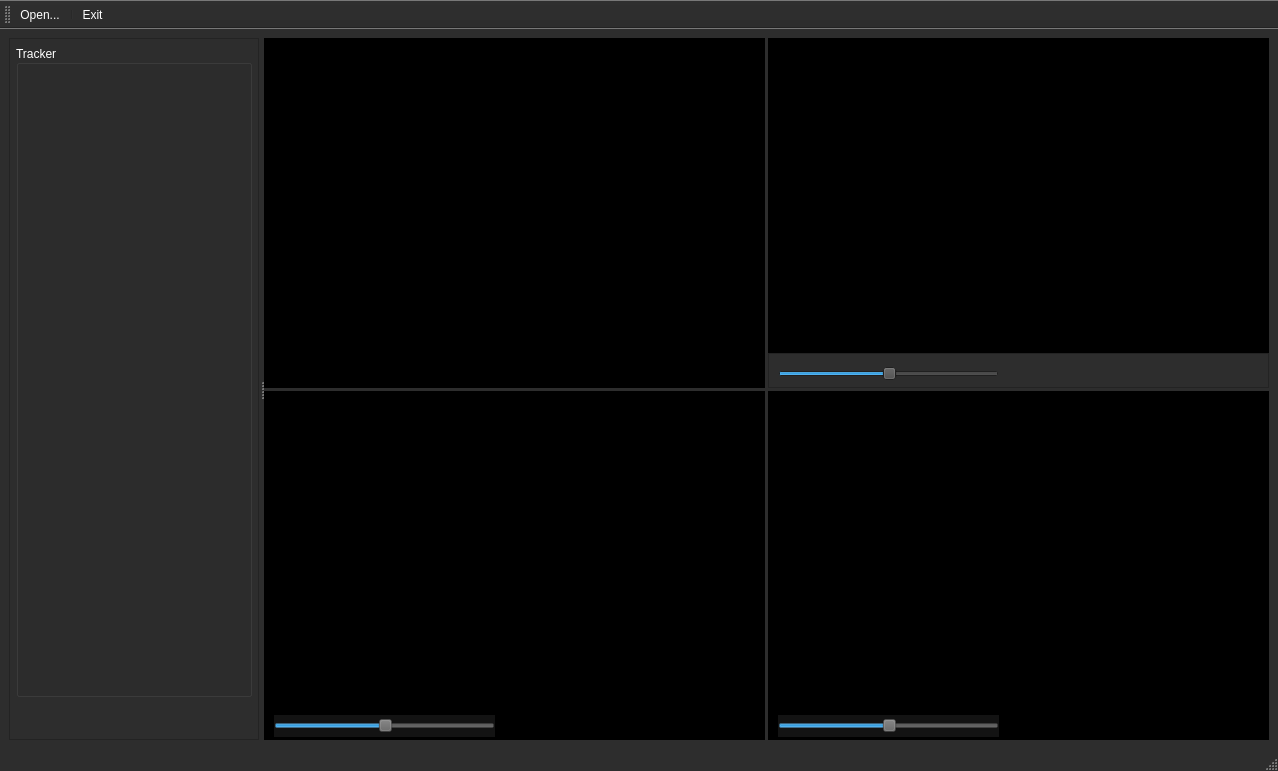
Before: the Qt Designer form ui/MainWindow.ui in DaneshJoy/bronchoscopy, drawn with Qt 5.
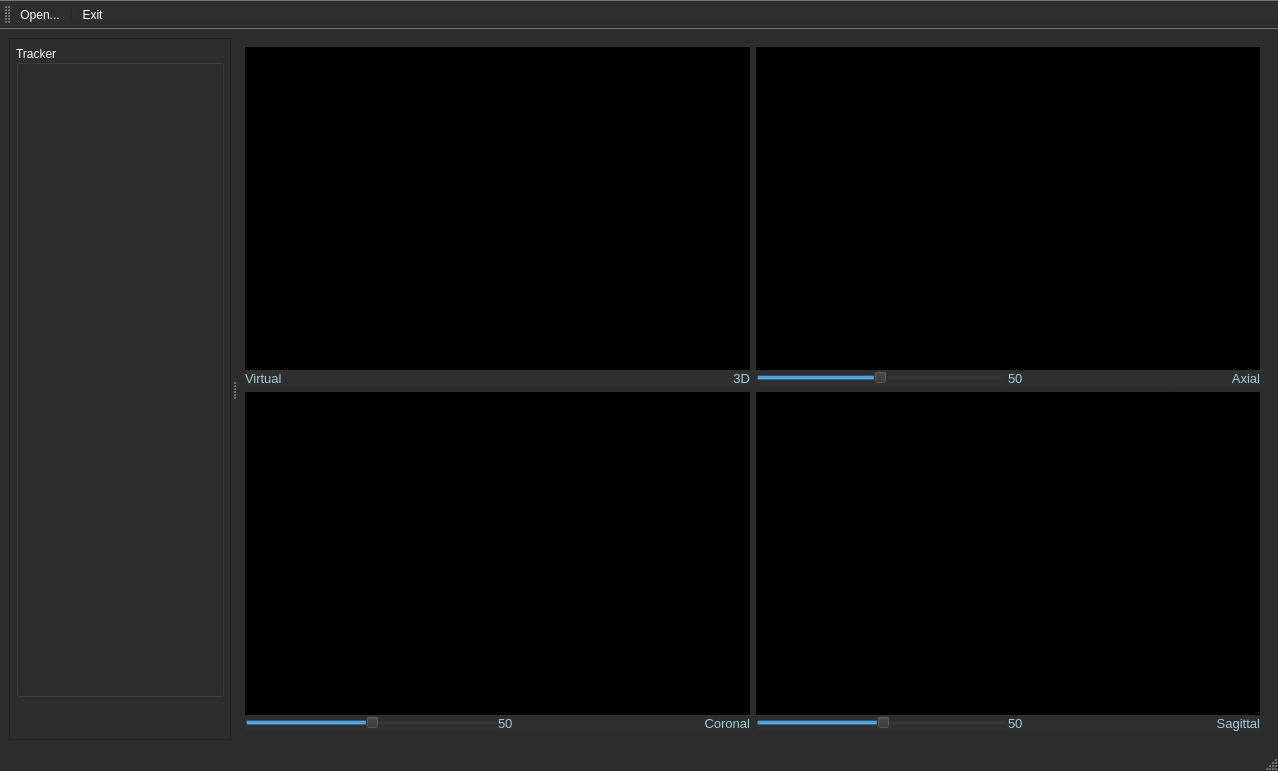
After: the same form once the commit is applied. Icons and pictures are not drawn.

```diff
--- a/ui/MainWindow.ui
+++ b/ui/MainWindow.ui
@@ -893,48 +893,137 @@
         </size>
        </property>
        <layout class="QGridLayout" name="gridLayout">
-        <property name="leftMargin">
-         <number>0</number>
-        </property>
-        <property name="topMargin">
-         <number>0</number>
-        </property>
-        <property name="rightMargin">
-         <number>0</number>
-        </property>
-        <property name="bottomMargin">
-         <number>0</number>
-        </property>
-        <property name="spacing">
-         <number>3</number>
-        </property>
         <item row="0" column="0">
-         <widget class="QFrame" name="vtk_panel_3D">
-          <property name="sizePolicy">
-           <sizepolicy hsizetype="Preferred" vsizetype="Preferred">
-            <horstretch>0</horstretch>
-            <verstretch>0</verstretch>
-           </sizepolicy>
-          </property>
-          <property name="minimumSize">
-           <size>
-            <width>0</width>
-            <height>0</height>
-           </size>
-          </property>
-          <property name="autoFillBackground">
-           <bool>false</bool>
-          </property>
-          <property name="styleSheet">
-           <string notr="true">background-color: rgb(0, 0, 0);</string>
-          </property>
-          <property name="lineWidth">
+         <layout class="QVBoxLayout" name="verticalLayout_3D" stretch="20,1">
+          <property name="spacing">
            <number>0</number>
           </property>
-         </widget>
+          <item>
+           <widget class="QFrame" name="vtk_panel_3D">
+            <property name="sizePolicy">
+             <sizepolicy hsizetype="Preferred" vsizetype="Preferred">
+              <horstretch>0</horstretch>
+              <verstretch>0</verstretch>
+             </sizepolicy>
+            </property>
+            <property name="minimumSize">
+             <size>
+              <width>0</width>
+              <height>0</height>
+             </size>
+            </property>
+            <property name="autoFillBackground">
+             <bool>false</bool>
+            </property>
+            <property name="styleSheet">
+             <string notr="true">background-color: rgb(0, 0, 0);</string>
+            </property>
+            <property name="lineWidth">
+             <number>0</number>
+            </property>
+           </widget>
+          </item>
+          <item>
+           <widget class="QFrame" name="SubPanel_3D">
+            <property name="enabled">
+             <bool>true</bool>
+            </property>
+            <property name="sizePolicy">
+             <sizepolicy hsizetype="Preferred" vsizetype="Preferred">
+              <horstretch>0</horstretch>
+              <verstretch>0</verstretch>
+             </sizepolicy>
+            </property>
+            <property name="baseSize">
+             <size>
+              <width>0</width>
+              <height>0</height>
+             </size>
+            </property>
+            <property name="styleSheet">
+             <string notr="true">background-color: rgba(50, 50, 50,50);</string>
+            </property>
+            <property name="frameShape">
+             <enum>QFrame::NoFrame</enum>
+            </property>
+            <property name="frameShadow">
+             <enum>QFrame::Raised</enum>
+            </property>
+            <layout class="QHBoxLayout" name="horizontalLayout_6">
+             <property name="spacing">
+              <number>0</number>
+             </property>
+             <property name="leftMargin">
+              <number>0</number>
+             </property>
+             <property name="topMargin">
+              <number>0</number>
+             </property>
+             <property name="rightMargin">
+              <number>0</number>
+             </property>
+             <property name="bottomMargin">
+              <number>0</number>
+             </property>
+             <item>
+              <layout class="QHBoxLayout" name="horizontalLayout_5" stretch="2,1">
+               <item>
+                <widget class="QLabel" name="sliceNum_axial_6">
+                 <property name="sizePolicy">
+                  <sizepolicy hsizetype="Preferred" vsizetype="Preferred">
+                   <horstretch>0</horstretch>
+                   <verstretch>0</verstretch>
+                  </sizepolicy>
+                 </property>
+                 <property name="font">
+                  <font>
+                   <pointsize>10</pointsize>
+                  </font>
+                 </property>
+                 <property name="styleSheet">
+                  <string notr="true">color: rgb(157, 205, 216);</string>
+                 </property>
+                 <property name="text">
+                  <string>Virtual</string>
+                 </property>
+                 <property name="alignment">
+                  <set>Qt::AlignLeading|Qt::AlignLeft|Qt::AlignVCenter</set>
+                 </property>
+                </widget>
+               </item>
+               <item>
+                <widget class="QLabel" name="sliceNum_axial_5">
+                 <property name="sizePolicy">
+                  <sizepolicy hsizetype="Preferred" vsizetype="Preferred">
+                   <horstretch>0</horstretch>
+                   <verstretch>0</verstretch>
+                  </sizepolicy>
+                 </property>
+                 <property name="font">
+                  <font>
+                   <pointsize>10</pointsize>
+                  </font>
+                 </property>
+                 <property name="styleSheet">
+                  <string notr="true">color: rgb(157, 205, 216);</string>
+                 </property>
+                 <property name="text">
+                  <string>3D</string>
+                 </property>
+                 <property name="alignment">
+                  <set>Qt::AlignRight|Qt::AlignTrailing|Qt::AlignVCenter</set>
+                 </property>
+                </widget>
+               </item>
+              </layout>
+             </item>
+            </layout>
+           </widget>
+          </item>
+         </layout>
         </item>
         <item row="0" column="1">
-         <layout class="QVBoxLayout" name="verticalLayout_axial" stretch="9,1">
+         <layout class="QVBoxLayout" name="verticalLayout_axial" stretch="20,1">
           <property name="spacing">
            <number>0</number>
           </property>
@@ -961,7 +1050,10 @@
            </widget>
           </item>
           <item>
-           <widget class="QFrame" name="SubPanle_axial">
+           <widget class="QFrame" name="SubPanel_axial">
+            <property name="enabled">
+             <bool>true</bool>
+            </property>
             <property name="sizePolicy">
              <sizepolicy hsizetype="Preferred" vsizetype="Preferred">
               <horstretch>0</horstretch>
@@ -974,40 +1066,124 @@
               <height>0</height>
              </size>
             </property>
+            <property name="autoFillBackground">
+             <bool>false</bool>
+            </property>
             <property name="styleSheet">
-             <string notr="true">background-color: rgab(50, 50, 50, 50);</string>
+             <string notr="true">background-color: rgba(50, 50, 50, 50);</string>
             </property>
             <property name="frameShape">
-             <enum>QFrame::StyledPanel</enum>
+             <enum>QFrame::NoFrame</enum>
             </property>
             <property name="frameShadow">
              <enum>QFrame::Raised</enum>
             </property>
-            <widget class="QSlider" name="Slider_axial">
-             <property name="geometry">
-              <rect>
-               <x>10</x>
-               <y>10</y>
-               <width>221</width>
-               <height>22</height>
-              </rect>
+            <layout class="QHBoxLayout" name="horizontalLayout_7">
+             <property name="spacing">
+              <number>0</number>
              </property>
-             <property name="styleSheet">
-              <string notr="true"/>
+             <property name="leftMargin">
+              <number>0</number>
              </property>
-             <property name="value">
-              <number>50</number>
+             <property name="topMargin">
+              <number>0</number>
              </property>
-             <property name="orientation">
-              <enum>Qt::Horizontal</enum>
+             <property name="rightMargin">
+              <number>0</number>
              </property>
-            </widget>
+             <property name="bottomMargin">
+              <number>0</number>
+             </property>
+             <item>
+              <layout class="QHBoxLayout" name="horizontalLayout_2" stretch="3,2,1">
+               <property name="spacing">
+                <number>6</number>
+               </property>
+               <property name="sizeConstraint">
+                <enum>QLayout::SetDefaultConstraint</enum>
+               </property>
+               <item>
+                <widget class="QSlider" name="Slider_axial">
+                 <property name="autoFillBackground">
+                  <bool>false</bool>
+                 </property>
+                 <property name="styleSheet">
+                  <string notr="true"/>
+                 </property>
+                 <property name="value">
+                  <number>50</number>
+                 </property>
+                 <property name="tracking">
+                  <bool>true</bool>
+                 </property>
+                 <property name="orientation">
+                  <enum>Qt::Horizontal</enum>
+                 </property>
+                 <property name="invertedAppearance">
+                  <bool>false</bool>
+                 </property>
+                 <property name="invertedControls">
+                  <bool>false</bool>
+                 </property>
+                 <property name="tickPosition">
+                  <enum>QSlider::NoTicks</enum>
+                 </property>
+                </widget>
+               </item>
+               <item>
+                <widget class="QLabel" name="sliceNum_axial">
+                 <property name="sizePolicy">
+                  <sizepolicy hsizetype="Preferred" vsizetype="Preferred">
+                   <horstretch>0</horstretch>
+                   <verstretch>0</verstretch>
+                  </sizepolicy>
+                 </property>
+                 <property name="font">
+                  <font>
+                   <pointsize>10</pointsize>
+                  </font>
+                 </property>
+                 <property name="styleSheet">
+                  <string notr="true">color: rgb(157, 205, 216);</string>
+                 </property>
+                 <property name="text">
+                  <string>50</string>
+                 </property>
+                </widget>
+               </item>
+               <item>
+                <widget class="QLabel" name="sliceNum_axial_2">
+                 <property name="sizePolicy">
+                  <sizepolicy hsizetype="Preferred" vsizetype="Preferred">
+                   <horstretch>0</horstretch>
+                   <verstretch>0</verstretch>
+                  </sizepolicy>
+                 </property>
+                 <property name="font">
+                  <font>
+                   <pointsize>10</pointsize>
+                  </font>
+                 </property>
+                 <property name="styleSheet">
+                  <string notr="true">color: rgb(157, 205, 216);</string>
+                 </property>
+                 <property name="text">
+                  <string>Axial</string>
+                 </property>
+                 <property name="alignment">
+                  <set>Qt::AlignRight|Qt::AlignTrailing|Qt::AlignVCenter</set>
+                 </property>
+                </widget>
+               </item>
+              </layout>
+             </item>
+            </layout>
            </widget>
           </item>
          </layout>
         </item>
         <item row="1" column="0">
-         <layout class="QVBoxLayout" name="verticalLayout_coronal" stretch="9,1">
+         <layout class="QVBoxLayout" name="verticalLayout_coronal" stretch="20,1">
           <property name="spacing">
            <number>0</number>
           </property>
@@ -1034,7 +1210,10 @@
            </widget>
           </item>
           <item>
-           <widget class="QFrame" name="SubPanle_coronal">
+           <widget class="QFrame" name="SubPanel_coronal">
+            <property name="enabled">
+             <bool>true</bool>
+            </property>
             <property name="sizePolicy">
              <sizepolicy hsizetype="Preferred" vsizetype="Preferred">
               <horstretch>0</horstretch>
@@ -1048,42 +1227,102 @@
              </size>
             </property>
             <property name="styleSheet">
-             <string notr="true">background-color: rgb(0, 0, 0);</string>
+             <string notr="true">background-color: rgba(50, 50, 50,50);</string>
             </property>
             <property name="frameShape">
-             <enum>QFrame::StyledPanel</enum>
+             <enum>QFrame::NoFrame</enum>
             </property>
             <property name="frameShadow">
              <enum>QFrame::Raised</enum>
             </property>
-            <widget class="QSlider" name="Slider_coronal">
-             <property name="geometry">
-              <rect>
-               <x>10</x>
-               <y>10</y>
-               <width>221</width>
-               <height>22</height>
-              </rect>
+            <layout class="QHBoxLayout" name="horizontalLayout_8">
+             <property name="spacing">
+              <number>0</number>
              </property>
-             <property name="autoFillBackground">
-              <bool>false</bool>
+             <property name="leftMargin">
+              <number>0</number>
              </property>
-             <property name="styleSheet">
-              <string notr="true">background-color: rgba(95, 95, 95,50);</string>
+             <property name="topMargin">
+              <number>0</number>
              </property>
-             <property name="value">
-              <number>50</number>
+             <property name="rightMargin">
+              <number>0</number>
              </property>
-             <property name="orientation">
-              <enum>Qt::Horizontal</enum>
+             <property name="bottomMargin">
+              <number>0</number>
              </property>
-            </widget>
+             <item>
+              <layout class="QHBoxLayout" name="horizontalLayout_4" stretch="3,2,1">
+               <item>
+                <widget class="QSlider" name="Slider_coronal">
+                 <property name="autoFillBackground">
+                  <bool>false</bool>
+                 </property>
+                 <property name="styleSheet">
+                  <string notr="true"/>
+                 </property>
+                 <property name="value">
+                  <number>50</number>
+                 </property>
+                 <property name="orientation">
+                  <enum>Qt::Horizontal</enum>
+                 </property>
+                </widget>
+               </item>
+               <item>
+                <widget class="QLabel" name="sliceNum_coronal">
+                 <property name="sizePolicy">
+                  <sizepolicy hsizetype="Preferred" vsizetype="Preferred">
+                   <horstretch>0</horstretch>
+                   <verstretch>0</verstretch>
+                  </sizepolicy>
+                 </property>
+                 <property name="font">
+                  <font>
+                   <pointsize>10</pointsize>
+                  </font>
+                 </property>
+                 <property name="styleSheet">
+                  <string notr="true">color: rgb(157, 205, 216);</string>
+                 </property>
+                 <property name="text">
+                  <string>50</string>
+                 </property>
+                </widget>
+               </item>
+               <item>
+                <widget class="QLabel" name="sliceNum_axial_4">
+                 <property name="sizePolicy">
+                  <sizepolicy hsizetype="Preferred" vsizetype="Preferred">
+                   <horstretch>0</horstretch>
+                   <verstretch>0</verstretch>
+                  </sizepolicy>
+                 </property>
+                 <property name="font">
+                  <font>
+                   <pointsize>10</pointsize>
+                  </font>
+                 </property>
+                 <property name="styleSheet">
+                  <string notr="true">color: rgb(157, 205, 216);</string>
+                 </property>
+                 <property name="text">
+                  <string>Coronal</string>
+                 </property>
+                 <property name="alignment">
+                  <set>Qt::AlignRight|Qt::AlignTrailing|Qt::AlignVCenter</set>
+                 </property>
+                </widget>
+               </item>
+              </layout>
+             </item>
+            </layout>
            </widget>
           </item>
          </layout>
         </item>
         <item row="1" column="1">
-         <layout class="QVBoxLayout" name="verticalLayout_sagittal" stretch="9,1">
+         <layout class="QVBoxLayout" name="verticalLayout_sagittal" stretch="20,1">
           <property name="spacing">
            <number>0</number>
           </property>
@@ -1110,7 +1349,10 @@
            </widget>
           </item>
           <item>
-           <widget class="QFrame" name="SubPanle_sagittal">
+           <widget class="QFrame" name="SubPanel_sagittal">
+            <property name="enabled">
+             <bool>true</bool>
+            </property>
             <property name="sizePolicy">
              <sizepolicy hsizetype="Preferred" vsizetype="Preferred">
               <horstretch>0</horstretch>
@@ -1124,33 +1366,96 @@
              </size>
             </property>
             <property name="styleSheet">
-             <string notr="true">background-color: rgb(0, 0, 0);</string>
+             <string notr="true">background-color: rgba(50, 50, 50,50);</string>
             </property>
             <property name="frameShape">
-             <enum>QFrame::StyledPanel</enum>
+             <enum>QFrame::NoFrame</enum>
             </property>
             <property name="frameShadow">
              <enum>QFrame::Raised</enum>
             </property>
-            <widget class="QSlider" name="Slider_sagittal">
-             <property name="geometry">
-              <rect>
-               <x>10</x>
-               <y>10</y>
-               <width>221</width>
-               <height>22</height>
-              </rect>
+            <layout class="QHBoxLayout" name="horizontalLayout_9">
+             <property name="spacing">
+              <number>0</number>
              </property>
-             <property name="styleSheet">
-              <string notr="true">background-color: rgba(95, 95, 95,50);</string>
+             <property name="leftMargin">
+              <number>0</number>
              </property>
-             <property name="value">
-              <number>50</number>
+             <property name="topMargin">
+              <number>0</number>
              </property>
-             <property name="orientation">
-              <enum>Qt::Horizontal</enum>
+             <property name="rightMargin">
+              <number>0</number>
              </property>
-            </widget>
+             <property name="bottomMargin">
+              <number>0</number>
+             </property>
+             <item>
+              <layout class="QHBoxLayout" name="horizontalLayout_3" stretch="3,2,1">
+               <item>
+                <widget class="QSlider" name="Slider_sagittal">
+                 <property name="autoFillBackground">
+                  <bool>false</bool>
+                 </property>
+                 <property name="styleSheet">
+                  <string notr="true"/>
+                 </property>
+                 <property name="value">
+                  <number>50</number>
+                 </property>
+                 <property name="orientation">
+                  <enum>Qt::Horizontal</enum>
+                 </property>
+                </widget>
+               </item>
+               <item>
+                <widget class="QLabel" name="sliceNum_sagittal">
+                 <property name="sizePolicy">
+                  <sizepolicy hsizetype="Preferred" vsizetype="Preferred">
+                   <horstretch>0</horstretch>
+                   <verstretch>0</verstretch>
+                  </sizepolicy>
+                 </property>
+                 <property name="font">
+                  <font>
+                   <pointsize>10</pointsize>
+                  </font>
+                 </property>
+                 <property name="styleSheet">
+                  <string notr="true">color: rgb(157, 205, 216);</string>
+                 </property>
+                 <property name="text">
+                  <string>50</string>
+                 </property>
+                </widget>
+               </item>
+               <item>
+                <widget class="QLabel" name="sliceNum_axial_3">
+                 <property name="sizePolicy">
+                  <sizepolicy hsizetype="Preferred" vsizetype="Preferred">
+                   <horstretch>0</horstretch>
+                   <verstretch>0</verstretch>
+                  </sizepolicy>
+                 </property>
+                 <property name="font">
+                  <font>
+                   <pointsize>10</pointsize>
+                  </font>
+                 </property>
+                 <property name="styleSheet">
+                  <string notr="true">color: rgb(157, 205, 216);</string>
+                 </property>
+                 <property name="text">
+                  <string>Sagittal</string>
+                 </property>
+                 <property name="alignment">
+                  <set>Qt::AlignRight|Qt::AlignTrailing|Qt::AlignVCenter</set>
+                 </property>
+                </widget>
+               </item>
+              </layout>
+             </item>
+            </layout>
            </widget>
           </item>
          </layout>
```
Left out of the diff: 48 changed lines with no effect on the pictures.
